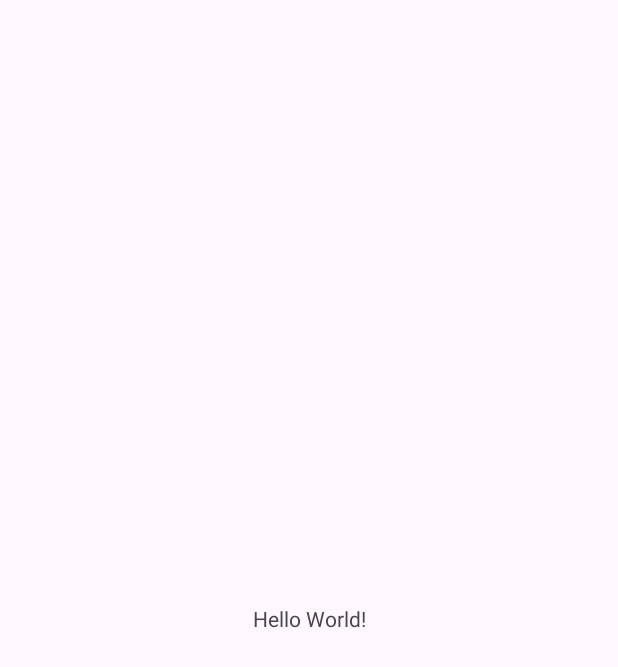
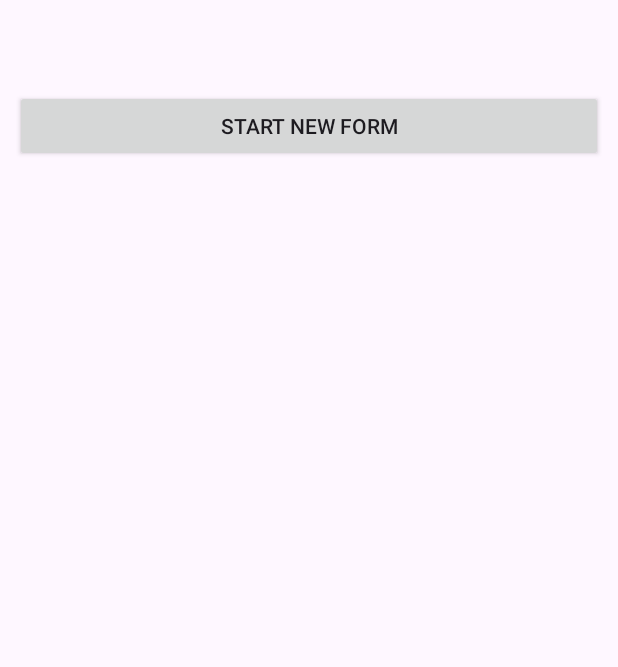
Before and after one commit to bhavikpatel/DisasterReportingApp, an Android app: the screen it shows after launch (MainActivity), on a phone screen of 412 x 824 dp. Before the commit the part shown is almost empty. Shown: the top 667 px of the screen. Run offline under Robolectric (Android 15) with nearby library versions, the phone set to English and light mode, and no system bars.

Commit message:
home screen

```diff
--- a/app/src/main/res/layout/activity_main.xml
+++ b/app/src/main/res/layout/activity_main.xml
@@ -1,18 +1,21 @@
 <?xml version="1.0" encoding="utf-8"?>
-<androidx.constraintlayout.widget.ConstraintLayout xmlns:android="http://schemas.android.com/apk/res/android"
+<ScrollView xmlns:android="http://schemas.android.com/apk/res/android"
     xmlns:app="http://schemas.android.com/apk/res-auto"
     xmlns:tools="http://schemas.android.com/tools"
     android:layout_width="match_parent"
     android:layout_height="match_parent"
     tools:context=".MainActivity">
-
-    <TextView
-        android:layout_width="wrap_content"
-        android:layout_height="wrap_content"
-        android:text="Hello World!"
-        app:layout_constraintBottom_toBottomOf="parent"
-        app:layout_constraintEnd_toEndOf="parent"
-        app:layout_constraintStart_toStartOf="parent"
-        app:layout_constraintTop_toTopOf="parent" />
-
-</androidx.constraintlayout.widget.ConstraintLayout>
+    <androidx.appcompat.widget.LinearLayoutCompat
+        android:orientation="vertical"
+        android:padding="@dimen/padding_whole_screen"
+        android:layout_width="match_parent"
+        android:layout_height="wrap_content">
+    <androidx.appcompat.widget.AppCompatButton
+        android:id="@+id/btnStartNewForm"
+        android:layout_marginTop="@dimen/margin_top_for_btn"
+        android:text="@string/start_new_form"
+        android:layout_width="match_parent"
+        android:layout_height="wrap_content">
+    </androidx.appcompat.widget.AppCompatButton>
+    </androidx.appcompat.widget.LinearLayoutCompat>
+</ScrollView>
--- /dev/null
+++ b/app/src/main/res/values/dimens.xml
@@ -0,0 +1,5 @@
+<?xml version="1.0" encoding="utf-8"?>
+<resources>
+    <dimen name="padding_whole_screen">10dp</dimen>
+    <dimen name="margin_top_for_btn">50dp</dimen>
+</resources>
--- a/app/src/main/res/values/strings.xml
+++ b/app/src/main/res/values/strings.xml
@@ -1,3 +1,4 @@
 <resources>
     <string name="app_name">DisasterReportingApp</string>
+    <string name="start_new_form">Start New Form</string>
 </resources>
```
